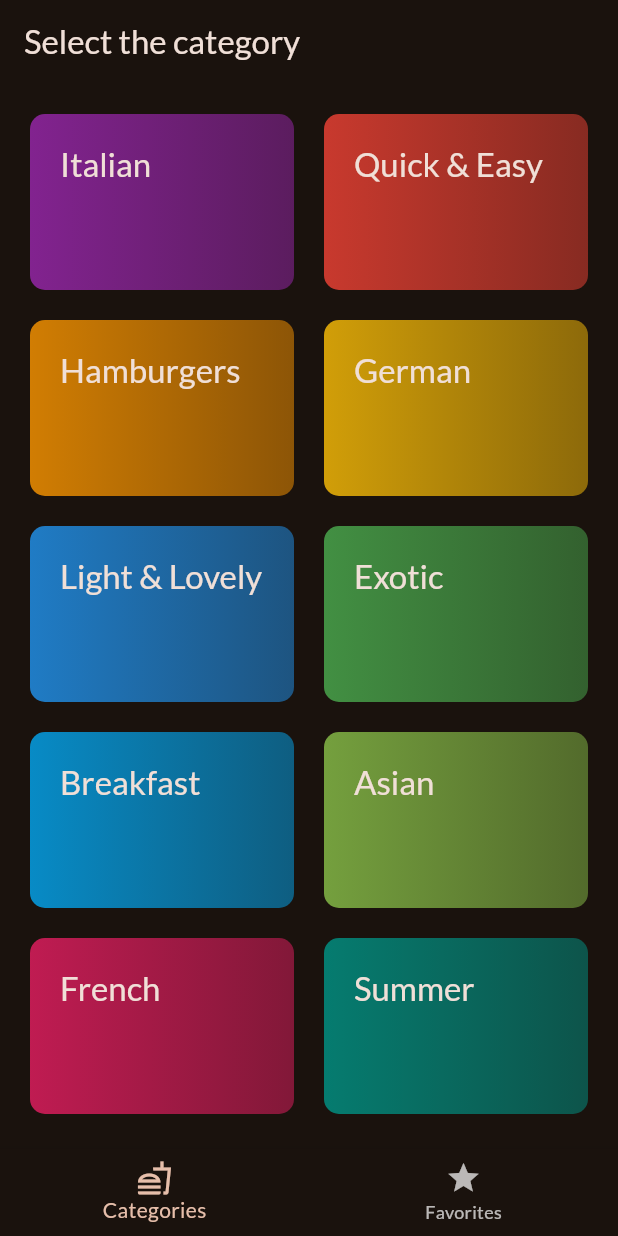
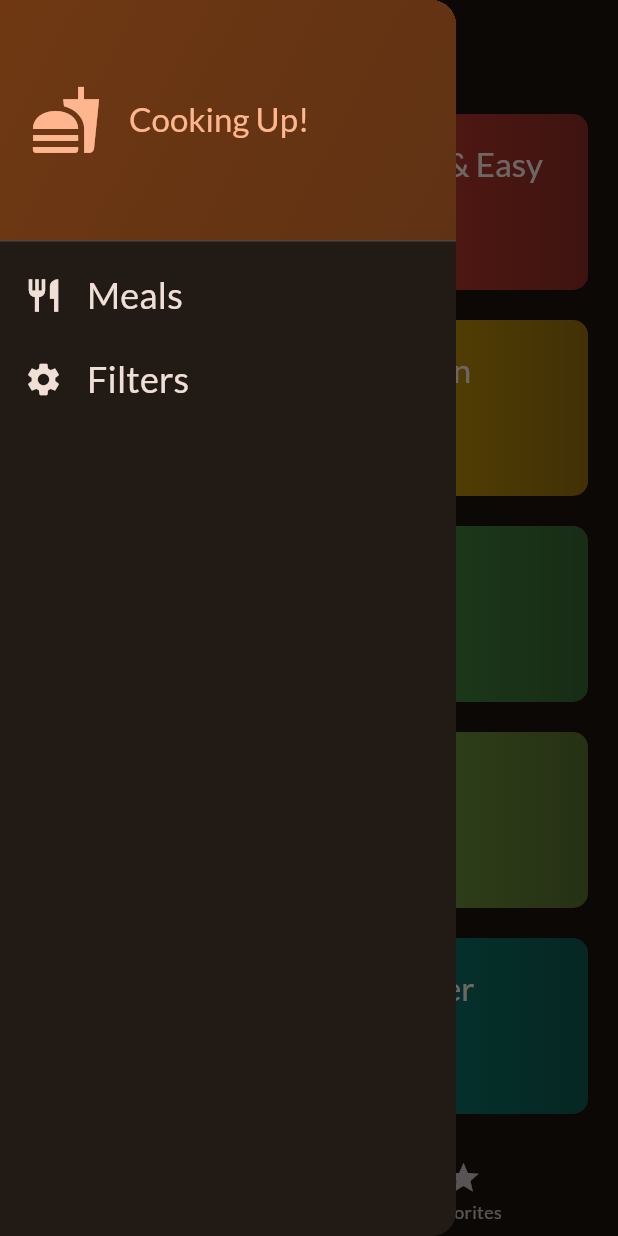
Before and after one commit to fadikhan51/RecipeRealm, a Flutter app: the screen it shows after launch, with the side drawer open (before the commit the screen has no drawer), on a phone screen of 412 x 824 dp. Run offline on Flutter 3.47's test engine with Material 3 defaults, Android fonts, the light colour scheme and no system bars; our stand-ins replace google_fonts, transparent_image.

Commit message:
Applied all the filters to show only filtered recipes

```diff
--- a/reciperealm/lib/screens/TabScreen.dart
+++ b/reciperealm/lib/screens/TabScreen.dart
@@ -1,8 +1,12 @@
 import 'package:flutter/material.dart';
+import 'package:reciperealm/data/dummy_data.dart';
+import 'package:reciperealm/main.dart';
 import 'package:reciperealm/screens/MealsScreen.dart';
 import 'package:reciperealm/screens/category_screen.dart';
+import 'package:reciperealm/widgets/MainDrawer.dart';
 
 import '../models/meal.dart';
+import 'FiltersScreen.dart';
 
 class TabScreen extends StatefulWidget {
   const TabScreen({super.key});
@@ -17,12 +21,16 @@ class _TabScreenState extends State<TabScreen> {
   int selectedTapButton = 0;
   List<Meal> favoriteMeals = [];
   late Widget activePage;
+  String activePageTitle = 'Select your Category';
+  Map<Filter, bool> filtersApplied = initialMapState;
+  List<Meal> filteredMeals = dummyMeals;
 
   @override
   void initState() {
     super.initState();
     activePage = CategoryScreen(
       onTapFav: _tapFavorite,
+      filteredMeals: filteredMeals,
     );
   }
 
@@ -56,20 +64,55 @@ class _TabScreenState extends State<TabScreen> {
     });
   }
 
+  void _setScreen(String identifier) async {
+    Navigator.of(context).pop();
+    if (identifier == 'filters') {
+      final result = await Navigator.of(context).push(
+        MaterialPageRoute(
+          builder: (ctx) => FiltersScreen(filterApplied: filtersApplied,),
+        ),
+      );
+      setState(() {
+        filtersApplied = result ?? initialMapState;
+      });
+    }
+  }
+
   @override
   Widget build(BuildContext context) {
+    filteredMeals = dummyMeals.where((meal){
+      if(!meal.isGlutenFree && filtersApplied[Filter.glutenFree]!) {
+        return false;
+      }
+      if(!meal.isLactoseFree && filtersApplied[Filter.lactoseFree]!) {
+        return false;
+      }
+      if(!meal.isVegetarian && filtersApplied[Filter.vegetarian]!) {
+        return false;
+      }
+      if(!meal.isVegan && filtersApplied[Filter.vegan]!) {
+        return false;
+      }
+      return true;
+    }).toList();
+
     if (selectedTapButton == 1) {
+      activePageTitle = "Favorites";
       activePage = MealsScreen(
-        category: "Favorites",
         meals: favoriteMeals,
         onTapFav: _tapFavorite,
       );
     } else {
+      activePageTitle = "Select your Category";
       activePage = CategoryScreen(
         onTapFav: _tapFavorite,
+        filteredMeals: filteredMeals,
       );
     }
     return Scaffold(
+      appBar: AppBar(
+        title: Text(activePageTitle),
+      ),
       bottomNavigationBar: BottomNavigationBar(
         onTap: (index) {
           _onTapChange(index);
@@ -81,6 +124,7 @@ class _TabScreenState extends State<TabScreen> {
           BottomNavigationBarItem(icon: Icon(Icons.star), label: "Favorites"),
         ],
       ),
+      drawer: MainDrawer(setScreen: _setScreen,),
       body: activePage,
     );
   }
--- a/reciperealm/lib/screens/category_screen.dart
+++ b/reciperealm/lib/screens/category_screen.dart
@@ -8,22 +8,26 @@ import '../models/meal.dart';
 
 class CategoryScreen extends StatelessWidget {
   final Function(Meal meal) onTapFav;
+  final List<Meal> filteredMeals;
 
-  const CategoryScreen({super.key, required this.onTapFav});
+  const CategoryScreen({super.key, required this.onTapFav, required this.filteredMeals});
 
-  void _onSelectCategory(BuildContext ctx, Category category){
-    Navigator.of(ctx).push(MaterialPageRoute(builder: (BuildContext context)=> MealsScreen(category: category.title, meals: dummyMeals
+  void _onSelectCategory(BuildContext ctx, Category category) {
+    Navigator.of(ctx).push(
+      MaterialPageRoute(
+        builder: (BuildContext context) => MealsScreen(
+            category: category.title,
+            meals: filteredMeals
                 .where((meal) => meal.categories.contains(category.id))
-        .toList(), onTapFav: onTapFav),),);
+                .toList(),
+            onTapFav: onTapFav),
+      ),
+    );
   }
 
   @override
   Widget build(BuildContext context) {
-    return Scaffold(
-      appBar: AppBar(
-        title: const Text("Select the category"),
-      ),
-      body: Padding(
+    return Padding(
       padding: const EdgeInsets.all(20),
       child: GridView.builder(
         itemCount: availableCategories.length,
@@ -36,11 +40,11 @@ class CategoryScreen extends StatelessWidget {
         itemBuilder: (ctx, ind) {
           return CategoryItem(
             category: availableCategories[ind],
-                onSelectCategory: (){
+            onSelectCategory: () {
               _onSelectCategory(ctx, availableCategories[ind]);
             },
           );
-            }),
+        },
       ),
     );
   }
--- /dev/null
+++ b/reciperealm/lib/widgets/MainDrawer.dart
@@ -0,0 +1,82 @@
+import 'package:flutter/material.dart';
+
+class MainDrawer extends StatelessWidget {
+  MainDrawer({super.key, required this.setScreen});
+
+  void Function(String identifier) setScreen;
+  @override
+  Widget build(BuildContext context) {
+    return Drawer(
+      child: Column(
+        children: [
+          DrawerHeader(
+            padding: const EdgeInsets.all(20),
+            decoration: BoxDecoration(
+              gradient: LinearGradient(
+                colors: [
+                  Theme.of(context).colorScheme.primaryContainer,
+                  Theme.of(context)
+                      .colorScheme
+                      .primaryContainer
+                      .withOpacity(.8),
+                ],
+                begin: Alignment.topLeft,
+                end: Alignment.bottomRight,
+              ),
+            ),
+            child: Row(
+              children: [
+                Icon(
+                  Icons.fastfood,
+                  size: 48,
+                  color: Theme.of(context).colorScheme.primary,
+                ),
+                const SizedBox(width: 18),
+                Text(
+                  'Cooking Up!',
+                  style: Theme.of(context).textTheme.titleLarge!.copyWith(
+                    color: Theme.of(context).colorScheme.primary,
+                  ),
+                ),
+              ],
+            ),
+          ),
+          ListTile(
+            leading: Icon(
+              Icons.restaurant,
+              size: 26,
+              color: Theme.of(context).colorScheme.onBackground,
+            ),
+            title: Text(
+              'Meals',
+              style: Theme.of(context).textTheme.titleSmall!.copyWith(
+                color: Theme.of(context).colorScheme.onBackground,
+                fontSize: 24,
+              ),
+            ),
+            onTap: () {
+              setScreen("meals");
+            },
+          ),
+          ListTile(
+            leading: Icon(
+              Icons.settings,
+              size: 26,
+              color: Theme.of(context).colorScheme.onBackground,
+            ),
+            title: Text(
+              'Filters',
+              style: Theme.of(context).textTheme.titleSmall!.copyWith(
+                color: Theme.of(context).colorScheme.onBackground,
+                fontSize: 24,
+              ),
+            ),
+            onTap: () {
+              setScreen("filters");
+            },
+          ),
+        ],
+      ),
+    );
+  }
+}
```
Also changed, not shown: reciperealm/lib/screens/FiltersScreen.dart (added, +158 -0 lines), reciperealm/lib/screens/MealsScreen.dart (+6 -4 lines). Lines whose indentation alone changed are shown as unchanged.
